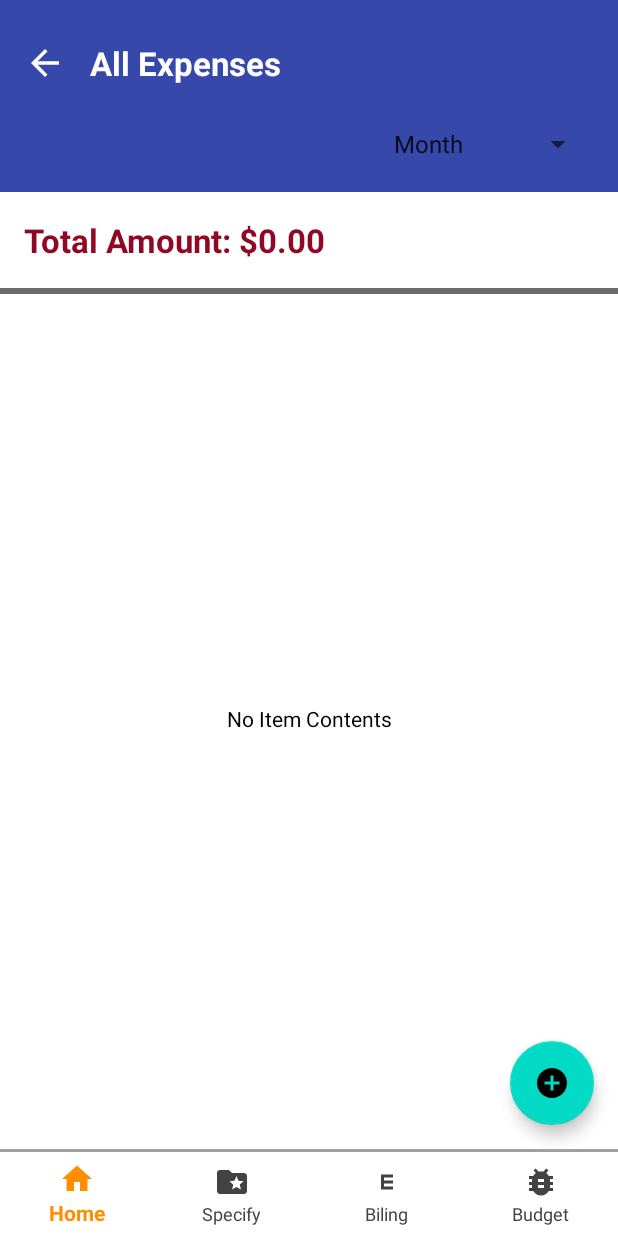
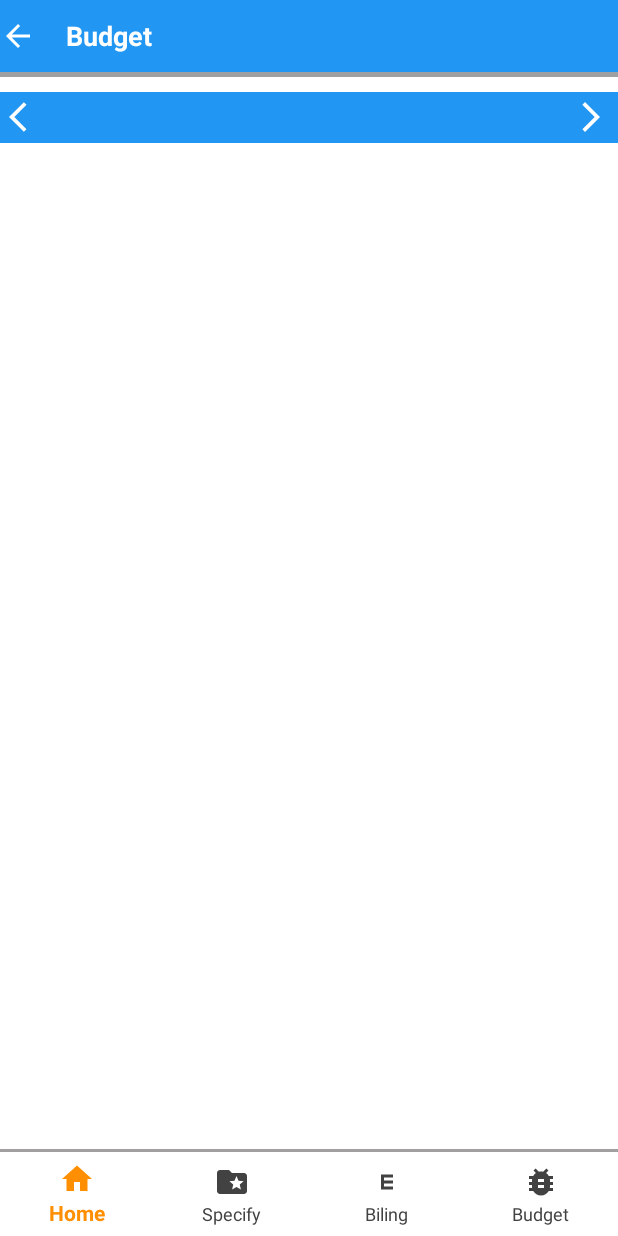
Before and after one commit to MarichamyGurusamy/UpdatedExpenceTracker, an Android app: the fragment BudgetFragment placed in its activity, on a phone screen of 412 x 824 dp. Run offline under Robolectric (Android 15) with nearby library versions, the phone set to English and light mode, and no system bars; our stand-ins replace Room's generated code.

Commit message:
issues fixed

```diff
--- a/app/src/main/java/com/example/expencetrackerapp/fragment/BudgetFragment.java
+++ b/app/src/main/java/com/example/expencetrackerapp/fragment/BudgetFragment.java
@@ -11,13 +11,14 @@ import androidx.annotation.Nullable;
 import androidx.fragment.app.Fragment;
 
 import com.example.expencetrackerapp.databinding.ActivityExpenceListBinding;
+import com.example.expencetrackerapp.databinding.BudgetActivityBinding;
 import com.example.expencetrackerapp.interfaces.FragmentBottomNavigation;
 
 public class BudgetFragment extends Fragment {
 
     FragmentBottomNavigation communicator;
 
-    ActivityExpenceListBinding binding;
+    BudgetActivityBinding binding;
 
 
 
@@ -34,7 +35,7 @@ public class BudgetFragment extends Fragment {
     @Override
     public View onCreateView(@NonNull LayoutInflater inflater, @Nullable ViewGroup container, @Nullable Bundle savedInstanceState) {
 
-        binding = ActivityExpenceListBinding.inflate(inflater, container, false);
+        binding = BudgetActivityBinding.inflate(inflater, container, false);
 
         communicator.navigateBottomFrag(3, true);
 
--- a/app/src/main/java/com/example/expencetrackerapp/fragment/SpcifyFragment.java
+++ b/app/src/main/java/com/example/expencetrackerapp/fragment/SpcifyFragment.java
@@ -62,6 +62,9 @@ public class SpcifyFragment extends Fragment implements ExpenseAdapter.OnExpense
         expenseViewModel = provider.get(ExpenseViewModel.class);
 
 
+
+        binding.itemContents.setVisibility(View.VISIBLE);
+//        binding.recyclerViewExpenses.setVisibility(View.VISIBLE);
 
             binding.toolbarTitle.setText("Speify Expenses");
 
--- /dev/null
+++ b/app/src/main/res/drawable/baseline_arrow_back_ios_24.xml
@@ -0,0 +1,5 @@
+<vector xmlns:android="http://schemas.android.com/apk/res/android" android:autoMirrored="true" android:height="24dp" android:tint="#FFFFFF" android:viewportHeight="24" android:viewportWidth="24" android:width="24dp">
+
+    <path android:fillColor="@android:color/white" android:pathData="M11.67,3.87L9.9,2.1 0,12l9.9,9.9 1.77,-1.77L3.54,12z"/>
+
+</vector>
--- /dev/null
+++ b/app/src/main/res/drawable/baseline_arrow_forward_ios_24.xml
@@ -0,0 +1,5 @@
+<vector xmlns:android="http://schemas.android.com/apk/res/android" android:autoMirrored="true" android:height="24dp" android:tint="#FFFFFF" android:viewportHeight="24" android:viewportWidth="24" android:width="24dp">
+
+    <path android:fillColor="@android:color/white" android:pathData="M6.23,20.23l1.77,1.77l10,-10l-10,-10l-1.77,1.77l8.23,8.23z"/>
+
+</vector>
--- a/app/src/main/res/layout/activity_expence_list.xml
+++ b/app/src/main/res/layout/activity_expence_list.xml
@@ -112,6 +112,7 @@
         android:text="No Item Contents"
         android:gravity="center"
         android:textColor="@color/black"
+        android:visibility="gone"
         app:layout_constraintTop_toBottomOf="@+id/header_layout" />
 
 
--- /dev/null
+++ b/app/src/main/res/layout/budget_activity.xml
@@ -0,0 +1,83 @@
+<?xml version="1.0" encoding="utf-8"?>
+<androidx.constraintlayout.widget.ConstraintLayout xmlns:android="http://schemas.android.com/apk/res/android"
+    xmlns:app="http://schemas.android.com/apk/res-auto"
+    xmlns:tools="http://schemas.android.com/tools"
+    android:layout_width="match_parent"
+    android:layout_height="match_parent">
+
+    <TextView
+        android:id="@+id/textView"
+        android:layout_width="match_parent"
+        android:layout_height="48dp"
+        android:text="Budget"
+        android:gravity="center_vertical"
+        android:textStyle="bold"
+        android:textSize="18sp"
+        android:drawablePadding="20dp"
+        android:textColor="@color/white"
+        android:background="@color/blue"
+        app:drawableStartCompat="@drawable/baseline_arrow_back_24"
+        tools:ignore="MissingConstraints">
+
+    </TextView>
+
+    <View
+        android:id="@+id/view"
+        android:layout_width="match_parent"
+        android:layout_height="3dp"
+        android:background="#9FA0A1"
+        app:layout_constraintTop_toBottomOf="@+id/textView"/>
+
+    <LinearLayout
+        android:id="@+id/linear1"
+        android:layout_width="match_parent"
+        android:layout_height="34dp"
+        android:background="@color/blue"
+        android:gravity="center"
+        android:layout_marginTop="10dp"
+        android:orientation="horizontal"
+        app:layout_constraintTop_toBottomOf="@+id/view">
+
+        <TextView
+            android:layout_width="200dp"
+            android:layout_height="wrap_content"
+            android:gravity="center"
+            android:text=""
+            android:textColor="@color/white"
+            android:textSize="14sp"
+            android:textStyle="bold"
+            android:layout_marginStart="20dp"
+
+            app:drawableStartCompat="@drawable/baseline_arrow_back_ios_24" />
+
+        <TextView
+            android:layout_width="200dp"
+            android:layout_height="wrap_content"
+            android:gravity="center"
+            android:text=""
+            android:textColor="@color/white"
+            android:textSize="14sp"
+            android:textStyle="bold"
+            android:layout_marginEnd="20dp"
+            app:drawableEndCompat="@drawable/baseline_arrow_forward_ios_24" />
+
+    </LinearLayout>
+
+    <LinearLayout
+        android:layout_width="match_parent"
+        android:layout_height="120dp"
+        android:orientation="vertical"
+        app:layout_constraintTop_toBottomOf="@+id/linear1">
+
+
+
+
+
+    </LinearLayout>
+
+
+
+
+
+
+</androidx.constraintlayout.widget.ConstraintLayout>
```
